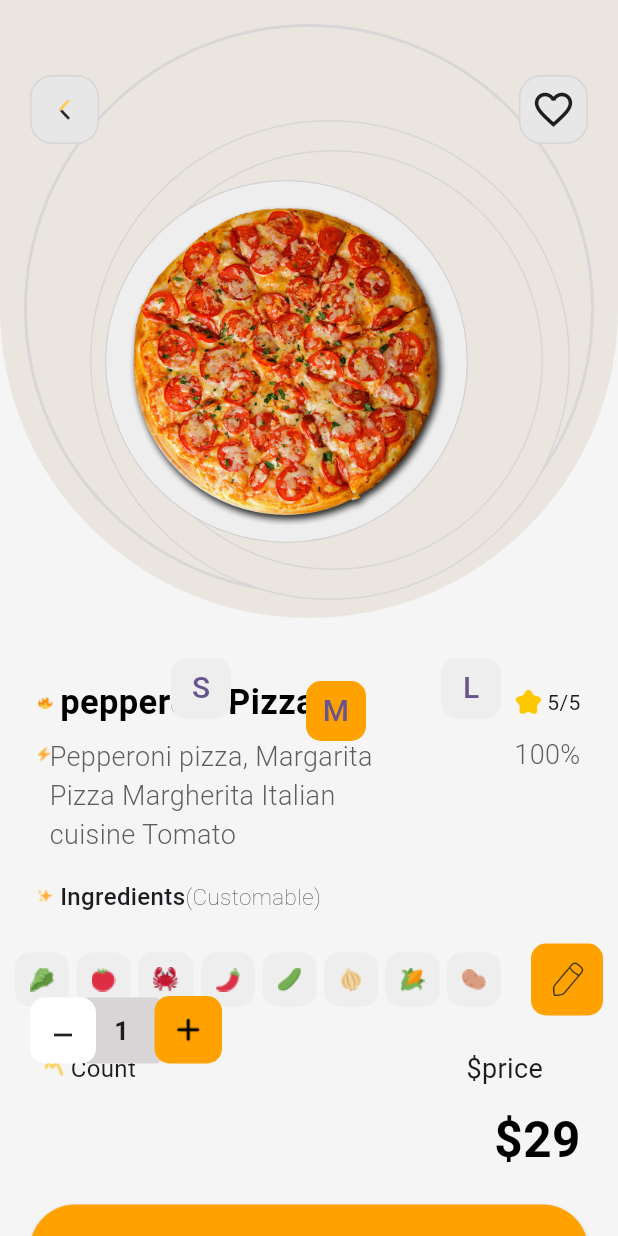
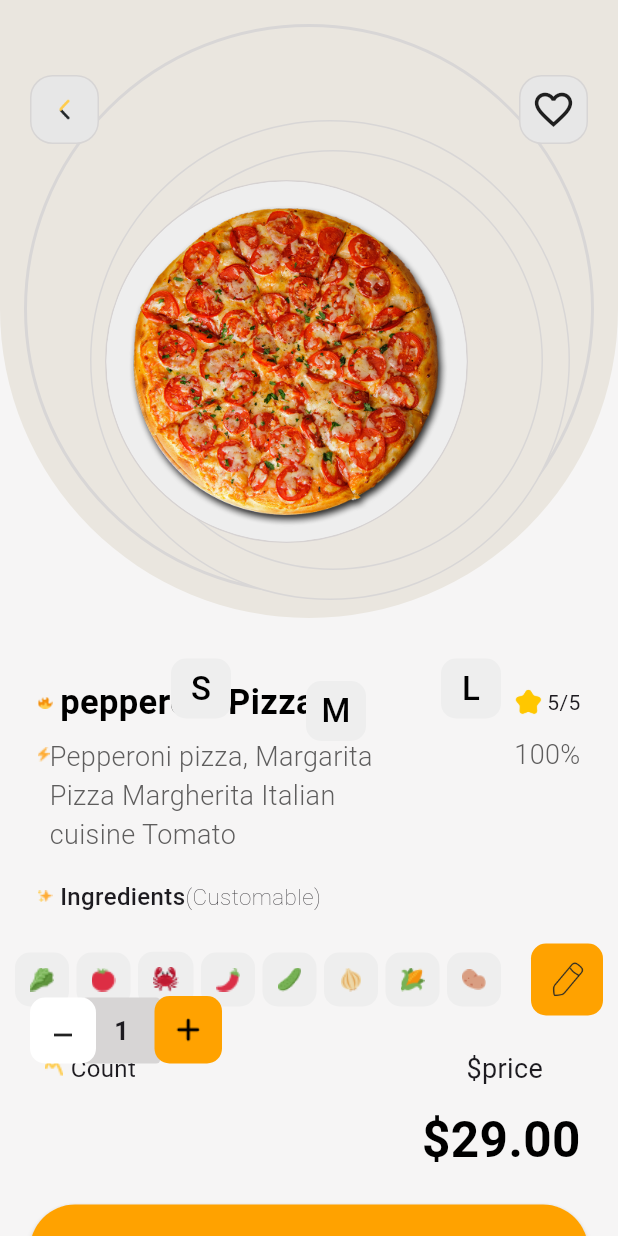
Before and after one commit to hopewell121/Pizza_app, a Flutter app: the SecondPage screen opened directly, after a tap on "pepperoni Pizza", on a phone screen of 412 x 824 dp. Run offline on Flutter 3.47's test engine with Material 3 defaults, Android fonts, the phone set to English and light mode, and no system bars; our stand-ins replace flutter_svg, shared_preferences; accounts and stored records are empty.

Commit message:
adding existing code

```diff
--- a/lib/screens/pepperoni_details.dart
+++ b/lib/screens/pepperoni_details.dart
@@ -1,5 +1,6 @@
 import 'package:flutter/material.dart';
 import 'package:pizzaapp/data/pizza_data.dart';
+import 'package:pizzaapp/screens/selected_icon.dart';
 import 'package:pizzaapp/utils/constants/app_colors.dart';
 import 'package:pizzaapp/utils/constants/image_constants.dart';
 import 'package:pizzaapp/utils/constants/text_constants.dart';
@@ -14,18 +15,42 @@ class PepperoniDetails extends StatefulWidget {
 }
 
 class _PepperoniDetailsState extends State<PepperoniDetails> {
+  int? selectedIndex;
+
+  // final List <String> items =List.generate(3, (index){
+  //   return 'items ${index + 1}';
+  // });
+
+  final List <String> items = List.generate(3, (index)=>'${index + 1 }');
   int _counter = 1;
+  bool isLoading = false;
+  bool isbutton = false;
+  bool isbutton1 = false;
+  bool isbutton2 = false;
 
 
 
+
+  //  void setLoader(){
+  //   setState(() {
+  //     isLoading = true;
+  //   });
+  //  }
+
+  //  void stopLoader(){
+  //   setState(() {
+  //     isLoading = false;
+  //   });
+  //  }
 
   void incrementCounter(){
     setState(() {
       _counter++;
 
+
     });
 
-
+    // setLoader();
   }
 
     void decrementCounter(){
@@ -36,7 +61,7 @@ class _PepperoniDetailsState extends State<PepperoniDetails> {
 
     });
 
-
+    // stopLoader();
   }
 
   void itemPrice(){
@@ -53,6 +78,7 @@ class _PepperoniDetailsState extends State<PepperoniDetails> {
 
   @override
   Widget build(BuildContext context) {
+    double totalPrice = _counter * widget.pizzDetails.price;
     return Scaffold(
       backgroundColor:const Color.fromARGB(255, 246, 245, 245),
       body: Stack(
@@ -238,13 +264,13 @@ class _PepperoniDetailsState extends State<PepperoniDetails> {
                           padding: const EdgeInsets.only(top: 10),
                           child: Text(TextConstants.dollarsSign, style: TextStyle(fontWeight: FontWeight.w500, fontSize: 20),),
                         ),
-                        Text(widget.pizzDetails.price, style: AppTextStyles.text50,)
+                        Text('\$${totalPrice.toStringAsFixed(2)}', style: AppTextStyles.text50,)
                       ],
                     ),
                   ),
                   SizedBox(height: 20,),
 
-                  Container(
+                 isLoading? CircularProgressIndicator(): Container(
                     margin: EdgeInsets.symmetric(horizontal: 20),
                     child: MaterialButton(
                       shape: RoundedRectangleBorder(
@@ -321,15 +347,62 @@ class _PepperoniDetailsState extends State<PepperoniDetails> {
           Positioned(
             top: 435,
             left: 110,
-            child: _sizeIcon('S', AppColors.circleavaterColor,)),
+            child: TextButton(
+              style: TextButton.styleFrom(
+                 padding: EdgeInsets.symmetric(horizontal: 10),
+                  minimumSize: Size(40, 40),
+                  shape: RoundedRectangleBorder(
+                  borderRadius: BorderRadius.circular(10),
+
+        ),
+        backgroundColor: isbutton? AppColors.kPrimaryColor: AppColors.circleavaterColor
+              ),
+              onPressed: () {
+                setState(() {
+                  isbutton = !isbutton;
+                });
+              },
+
+
+              child: Text('S', style: TextStyle(fontSize: 22, color: Colors.black),))),
             Positioned(
               top: 450,
               left: 200,
-              child: _sizeIcon('M', AppColors.yellowColor)),
+              child: TextButton(
+                style: TextButton.styleFrom(
+                  padding: EdgeInsets.symmetric(horizontal: 10),
+                  minimumSize: Size(40, 40),
+                  shape: RoundedRectangleBorder(
+                  borderRadius: BorderRadius.circular(10),
+                    ),
+                     backgroundColor: isbutton1? AppColors.kPrimaryColor: AppColors.circleavaterColor
+                ),
+                onPressed: () {
+                  setState(() {
+                    isbutton1 = !isbutton1;
+                  });
+
+                },
+                child: Text('M', style: TextStyle(fontSize: 22, color: Colors.black),))),
+
               Positioned(
                 top: 435,
                 left: 290,
-                child: _sizeIcon('L', AppColors.circleavaterColor)),
+                child: TextButton(
+                  style: TextButton.styleFrom(
+                  padding: EdgeInsets.symmetric(horizontal: 10),
+                  minimumSize: Size(40, 40),
+                  shape: RoundedRectangleBorder(
+                  borderRadius: BorderRadius.circular(10),
+                    ),
+                     backgroundColor: isbutton2? AppColors.kPrimaryColor: AppColors.circleavaterColor
+                ),
+                onPressed: () {
+                  setState(() {
+                    isbutton2 = !isbutton2;
+                  });
+                },
+                  child: Text('L' , style: TextStyle(fontSize: 22, color: Colors.black),))),
 
 
 
@@ -348,7 +421,12 @@ class _PepperoniDetailsState extends State<PepperoniDetails> {
                 borderRadius: BorderRadius.circular(15)
               ),
               padding: EdgeInsets.symmetric(vertical: 7, horizontal: 7),
-              child: Icon(Icons.favorite_outline, size: 30,)
+              child: GestureDetector(
+                onTap: () {
+                  Navigator.push(context, MaterialPageRoute(builder: (context)
+                  =>SelectedColor()));
+                },
+                child: Icon(Icons.favorite_outline, size: 30,))
             )
             ),
 
@@ -460,7 +538,7 @@ class _PepperoniDetailsState extends State<PepperoniDetails> {
         backgroundColor: color,
       ),
       onPressed: (){},
-    child: Text(text, style: TextStyle(fontSize: 20),),);
+    child: Text(text, style: TextStyle(fontSize: 20,),),);
   }
 }
 
--- a/lib/screens/pizza_container.dart
+++ b/lib/screens/pizza_container.dart
@@ -8,10 +8,37 @@ import 'package:pizzaapp/utils/constants/image_constants.dart';
 
 import 'package:pizzaapp/widgets/textstyle.dart';
 
-class PizzaCard extends StatelessWidget {
+class PizzaCard extends StatefulWidget {
   final PizzaModel model;
   const PizzaCard({super.key, required this.model});
 
+  @override
+  State<PizzaCard> createState() => _PizzaCardState();
+}
+
+class _PizzaCardState extends State<PizzaCard> {
+  bool isfav = false; // variable to toggle the color
+
+
+// A method to toggle ot change the color
+
+  void togglefa (){
+    setState(() {
+      isfav = !isfav;
+    });
+  }
+
+  // Methid to add items to cart
+
+  void addItemToCart(){
+    setState(() {
+      pizzaCartList.add(widget.model);
+    });
+
+    ScaffoldMessenger.of(context).showSnackBar(SnackBar(content: Text('Item successfuly added to card')));
+
+    // print('Cart lenght: ${pizzaCartList.length.toString()}');
+  }
   @override
   Widget build(BuildContext context) {
     return Stack(
@@ -20,7 +47,7 @@ class PizzaCard extends StatelessWidget {
           padding: EdgeInsets.only(top: 40),
           child: GestureDetector(
             onTap: (){
-              Navigator.push(context, MaterialPageRoute(builder: (context)=>PepperoniDetails(pizzDetails: model,)));
+              Navigator.push(context, MaterialPageRoute(builder: (context)=>PepperoniDetails(pizzDetails: widget.model,)));
             },
             child: Container(
               margin: EdgeInsets.all(20),
@@ -34,7 +61,7 @@ class PizzaCard extends StatelessWidget {
                 children: [
                   Padding(
                     padding: const EdgeInsets.only(top: 40, bottom: 20),
-                    child: Text(model.name, style: text18(Colors.black, 15, FontWeight.w600),),
+                    child: Text(widget.model.name, style: text18(Colors.black, 15, FontWeight.w600),),
 
                   ),
                   Row(
@@ -44,14 +71,14 @@ class PizzaCard extends StatelessWidget {
                         margin: EdgeInsets.only(left: 10),
                         padding: EdgeInsets.only(bottom: 30),
                         child: Image.asset(ImageConstants.emoji1)),
-                      Text(model.description, style: AppTextStyles.text40,),
+                      Text(widget.model.description, style: AppTextStyles.text40,),
 
                     ],
                   ),
 
                   Container(
                     padding: EdgeInsets.only(top: 15, ),
-                    child: Text(model.price, style: TextStyle(fontWeight: FontWeight.bold),), )
+                    child: Text('\$${widget.model.price.toStringAsFixed(0)}', style: TextStyle(fontWeight: FontWeight.bold),), )
                 ],
               ),
             ),
@@ -65,7 +92,7 @@ class PizzaCard extends StatelessWidget {
               backgroundColor: AppColors.greycolor.withValues(alpha: 0.3),
               child: Padding(
                 padding: const EdgeInsets.all(8.0),
-                child: Image.asset(model.image, fit: BoxFit.cover,),
+                child: Image.asset(widget.model.name, fit: BoxFit.cover,),
               )
 
             ),
@@ -73,7 +100,12 @@ class PizzaCard extends StatelessWidget {
           Positioned(
             top: 25,
             right: 15,
-            child: CustomFavIcons(size: 10,)),
+            child: GestureDetector(
+              onTap: (){
+                addItemToCart();
+                togglefa();
+              },
+              child: CustomFavIcons(size: 10, color: isfav ? AppColors.kPrimaryColor: AppColors.amberColor.withValues(alpha: 0.2),))),
 
 
             OrderNow()
--- a/lib/screens/second_page.dart
+++ b/lib/screens/second_page.dart
@@ -1,8 +1,10 @@
 import 'package:flutter/material.dart';
 import 'package:flutter_svg/svg.dart';
 import 'package:pizzaapp/data/pizza_data.dart';
+import 'package:pizzaapp/screens/cart_screen.dart';
 import 'package:pizzaapp/screens/pizza_container.dart';
 import 'package:pizzaapp/screens/widgets/customz_fav_icons.dart';
+import 'package:pizzaapp/storage/user_storage.dart';
 import 'package:pizzaapp/utils/constants/app_colors.dart';
 import 'package:pizzaapp/utils/constants/image_constants.dart';
 import 'package:pizzaapp/utils/constants/text_constants.dart';
@@ -10,9 +12,27 @@ import 'package:pizzaapp/widgets/textstyle.dart';
 
 
 
-class SecondPage extends StatelessWidget {
+class SecondPage extends StatefulWidget {
   const SecondPage({super.key});
 
+  @override
+  State<SecondPage> createState() => _SecondPageState();
+}
+
+class _SecondPageState extends State<SecondPage> {
+  @override
+  void initState() {
+    // TODO: implement initState
+    super.initState();
+    clearPref();
+
+  }
+
+
+
+  clearPref(){
+    UserPreferences.logout();
+  }
   @override
   Widget build(BuildContext context) {
     return Scaffold(appBar:
@@ -37,7 +57,23 @@ class SecondPage extends StatelessWidget {
               Icon(Icons.keyboard_arrow_down),
             ],
           ),
-          CustomFavIcons()
+          // CustomFavIcons(),
+          Stack(
+            children: [
+              GestureDetector(
+                onTap: (){
+                  Navigator.push(context, MaterialPageRoute(builder: (context)=>CartScreen()));
+                },
+                child: CustomFavIcons(),
+              ),
+
+              Positioned(child: CircleAvatar(
+                    radius: 10,
+                    backgroundColor: AppColors.yellowColor,
+                    child: Text('${pizzaCartList.length}',
+                   )))
+            ],
+          )
         ],
       ),
     ),
@@ -73,10 +109,6 @@ class SecondPage extends StatelessWidget {
 
     );
   }
-
-
-
-
 
           Widget _searchSection(){
           return Padding(
@@ -130,14 +162,6 @@ class SecondPage extends StatelessWidget {
           );
         }
 
-
-
-
-
-
-
-
-
   Stack _buildpizzaladysection() {
     return Stack(
         children: [
@@ -175,7 +199,8 @@ class SecondPage extends StatelessWidget {
                Image.asset(ImageConstants.fire),
                Text(TextConstants.eat, style: AppTextStyles.text17,),
                SizedBox(width: 25,),
-               Image.asset( ImageConstants.tomato)
+               Image.asset( ImageConstants.tomato),
+               Text('hello', style: TextStyle(),)
              ],
             ),
 
@@ -210,9 +235,4 @@ class SecondPage extends StatelessWidget {
         ],
       );
   }
-
-  //pizza card
-
-
-
 }
--- a/lib/screens/widgets/customz_fav_icons.dart
+++ b/lib/screens/widgets/customz_fav_icons.dart
@@ -3,14 +3,15 @@ import 'package:pizzaapp/utils/constants/app_colors.dart';
 
 class CustomFavIcons extends StatelessWidget {
   final double? size;
-  const CustomFavIcons({super.key, this.size});
+  final Color? color;
+  const CustomFavIcons({super.key, this.size, this.color});
 
   @override
   Widget build(BuildContext context) {
     return Container(
       padding: EdgeInsets.all(size?? 13),
       decoration: BoxDecoration(
-        color: AppColors.amberColor.withValues(alpha: 0.2),
+        color: color ?? AppColors.amberColor.withValues(alpha: 0.2),
         borderRadius: BorderRadius.circular(18),
       ),
       child: Icon(Icons.favorite_outline_outlined),
--- /dev/null
+++ b/lib/storage/user_storage.dart
@@ -0,0 +1,58 @@
+import 'package:flutter/material.dart';
+import 'package:shared_preferences/shared_preferences.dart';
+
+
+class UserPreferences {
+ static late SharedPreferences _preferences;
+
+
+ static const _keyUsername = 'username';
+ static const _keyEmail = 'email';
+ static const _keyPassword = 'password';
+ static const _keyIsLoggedIn = 'isLoggedIn';
+
+
+ /// Initialize shared preferences
+ static Future init() async => _preferences = await SharedPreferences.getInstance();
+
+
+ static printFunction() {
+   print('Preferences initialized');
+ }
+
+
+ /// Set user credentials and login state
+ static Future saveUserCredentials({
+   required String username,
+   required String email,
+   required String password,
+ }) async {
+   await _preferences.setString(_keyUsername, username);
+   await _preferences.setString(_keyEmail, email);
+   await _preferences.setString(_keyPassword, password);
+   await _preferences.setBool(_keyIsLoggedIn, true);
+ }
+
+
+ /// set isLoging to true
+ static Future setLogin(context) async {
+   await _preferences.setBool(_keyIsLoggedIn, true);
+
+
+   print('Login is now set to true');
+   ScaffoldMessenger.of(context).showSnackBar(SnackBar(content: Text('Login is now set to true')));
+ }
+
+
+ /// Get user credentials
+ static String? getUsername() => _preferences.getString(_keyUsername);
+ static String? getEmail() => _preferences.getString(_keyEmail);
+ static String? getPassword() => _preferences.getString(_keyPassword);
+ static bool isLoggedIn() => _preferences.getBool(_keyIsLoggedIn) ?? false;
+
+
+ /// Clear user credentials
+ static Future logout() async {
+   await _preferences.clear();
+ }
+}
--- a/pubspec.yaml
+++ b/pubspec.yaml
@@ -36,6 +36,7 @@ dependencies:
   # Use with the CupertinoIcons class for iOS style icons.
   cupertino_icons: ^1.0.8
   flutter_svg: ^2.1.0
+  shared_preferences: ^2.5.3
 
 dev_dependencies:
   flutter_test:
```
Also changed, not shown: lib/data/pizza_data.dart (+9 -5 lines), lib/main.dart (+6 -2 lines), lib/screens/cart_screen.dart (added, +67 -0 lines), lib/screens/homepage.dart (+14 -5 lines), lib/screens/login_page.dart (added, +142 -0 lines), lib/screens/selected_icon.dart (added, +69 -0 lines), pubspec.lock, 11 other files.
